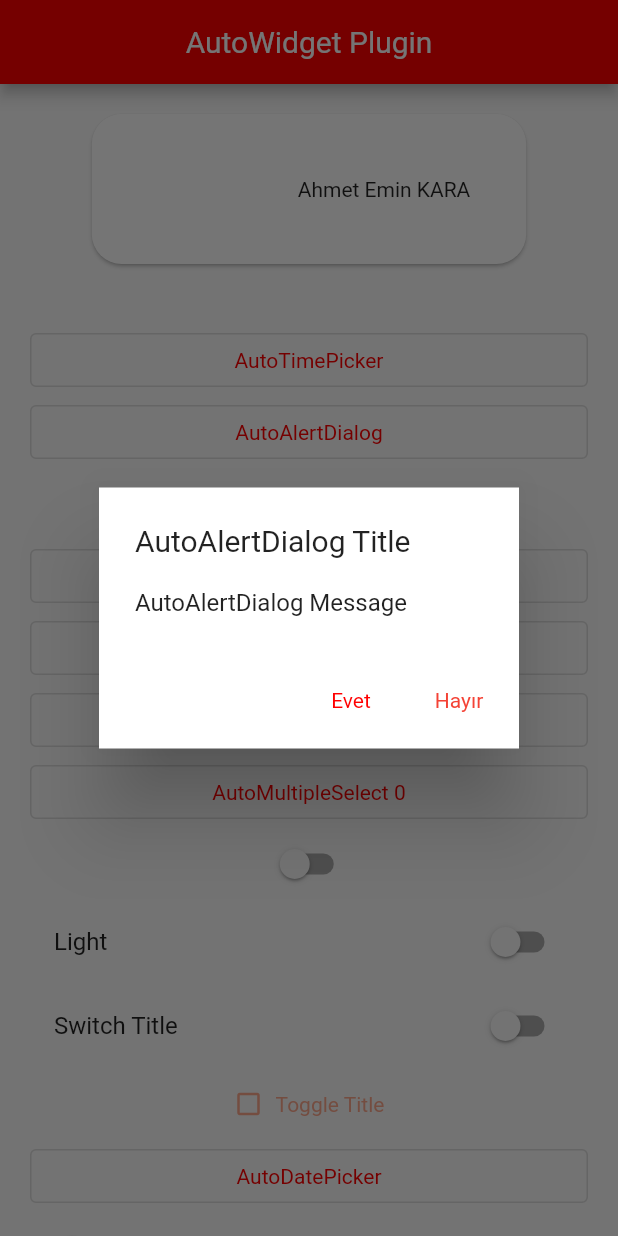
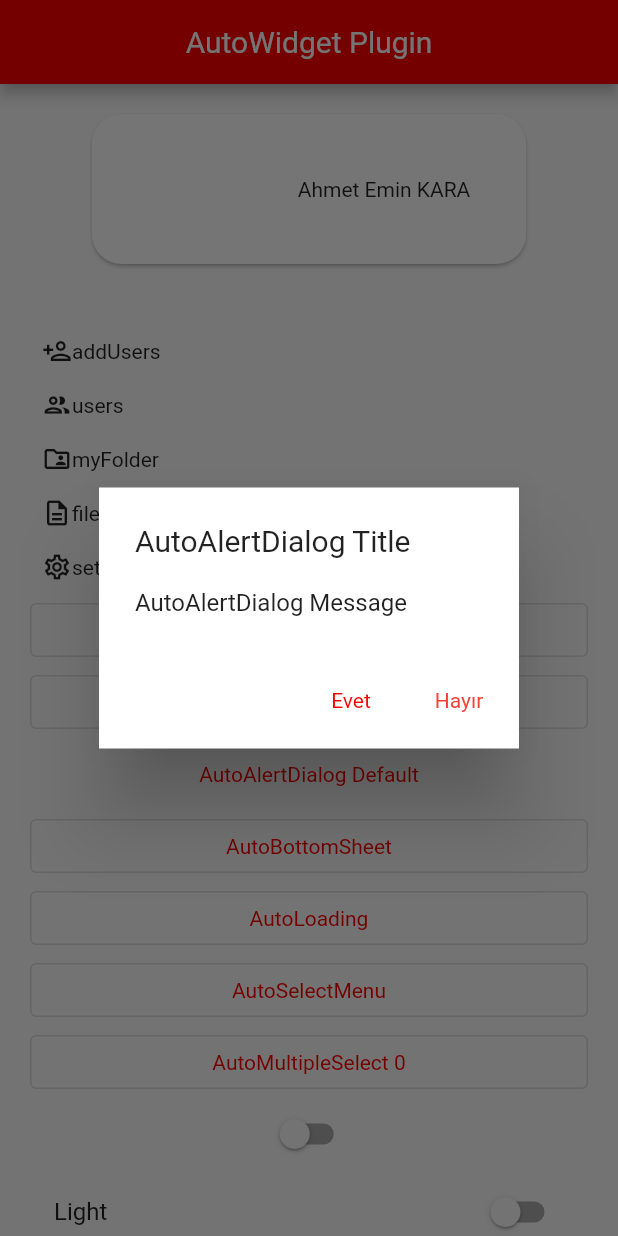
Before and after one commit to ahmeteminkara/auto_widgets, a Flutter app: the screen it shows after launch, after a tap on "AutoAlertDialog", on a phone screen of 412 x 824 dp. Run offline on Flutter 3.47's test engine with Material 2 defaults, Android fonts, the phone set to English and light mode, and no system bars; network calls fail.

Commit message:
edited icons

```diff
--- a/example_auto_widgets/lib/main.dart
+++ b/example_auto_widgets/lib/main.dart
@@ -112,8 +112,22 @@ class _HomePageState extends State<HomePage> {
     );
   }
 
+  _icon(IconData icon, String s) {
+    return Padding(
+      padding: const EdgeInsets.all(8.0),
+      child: Row(
+        children: [Icon(icon), Text(s)],
+      ),
+    );
+  }
+
   get _list {
     List<Widget> btnList = [
+      _icon(AppIcons.addUsers, "addUsers"),
+      _icon(AppIcons.users, "users"),
+      _icon(AppIcons.myFolder, "myFolder"),
+      _icon(AppIcons.files, "files"),
+      _icon(AppIcons.setting, "setting"),
       OutlinedButton(
         child: Text(currentTime == null ? "AutoTimePicker" : currentTime.toString()),
         onPressed: () {
--- a/lib/widgets/app_icons.dart
+++ b/lib/widgets/app_icons.dart
@@ -58,8 +58,8 @@ class AppIcons {
   /// <i class="material-icons md-36">more_time</i> &#x2014;  <i class='cupertino-icons md-36'>time</i> &#x2014; .
   static IconData get addTime => IconBuilder(android: Icons.more_time, iOS: CupertinoIcons.time).toGenerate;
 
-  /// <i class="material-icons md-36">person_add</i> &#x2014;  <i class='cupertino-icons md-36'>person_add_solid</i> &#x2014; .
-  static IconData get addUsers => IconBuilder(android: Icons.person_add_outlined, iOS: CupertinoIcons.person_add_solid).toGenerate;
+  /// <i class="material-icons md-36">person_add</i> &#x2014;  <i class='cupertino-icons md-36'>person_badge_plus</i> &#x2014; .
+  static IconData get addUsers => IconBuilder(android: Icons.person_add_outlined, iOS: CupertinoIcons.person_badge_plus_fill).toGenerate;
 
   /// <i class="material-icons md-36">beach_access</i> &#x2014; <i class='cupertino-icons md-36'>sun_haze_fill</i> &#x2014; .
   static IconData get beach => IconBuilder(android: Icons.beach_access, iOS: CupertinoIcons.sun_haze_fill).toGenerate;
@@ -102,8 +102,8 @@ class AppIcons {
   /// <i class="material-icons md-36">person</i> &#x2014; <i class='cupertino-icons md-36'>person_alt_circle</i> &#x2014; .
   static IconData get user => IconBuilder(android: Icons.person, iOS: CupertinoIcons.person_alt_circle).toGenerate;
 
-  /// <i class="material-icons md-36">group</i> &#x2014;  <i class='cupertino-icons md-36'>person_3</i> &#x2014; .
-  static IconData get users => IconBuilder(android: Icons.groups_outlined, iOS: CupertinoIcons.person_3).toGenerate;
+  /// <i class="material-icons md-36">group</i> &#x2014;  <i class='cupertino-icons md-36'>person_2</i> &#x2014; .
+  static IconData get users => IconBuilder(android: Icons.group_outlined, iOS: CupertinoIcons.person_2).toGenerate;
 
   /// <i class="material-icons-round md-36">business</i> &#x2014;  <i class='cupertino-icons md-36'>building_2_fill</i> &#x2014; .
   static IconData get company => IconBuilder(android: Icons.business_rounded, iOS: CupertinoIcons.building_2_fill).toGenerate;
--- a/pubspec.yaml
+++ b/pubspec.yaml
@@ -1,6 +1,6 @@
 name: auto_widgets
 description: A new Flutter package project.
-version: 1.1.6
+version: 1.1.7
 homepage:
 
 environment:
```
Also changed, not shown: example_auto_widgets/pubspec.lock, 1 other file.
